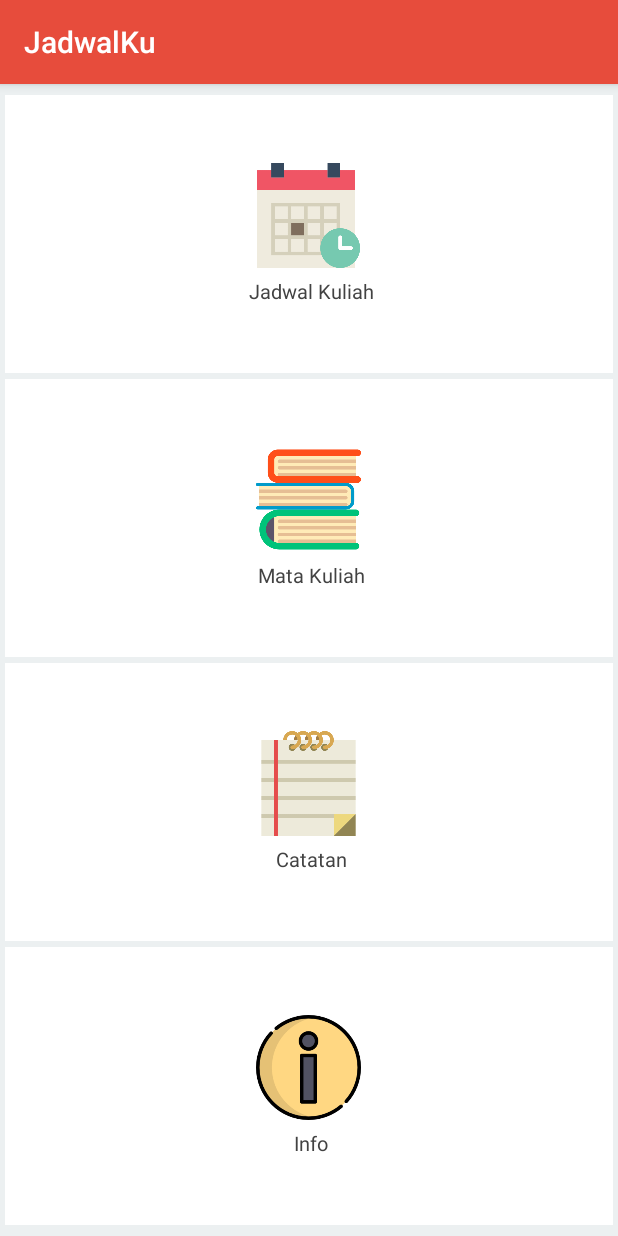
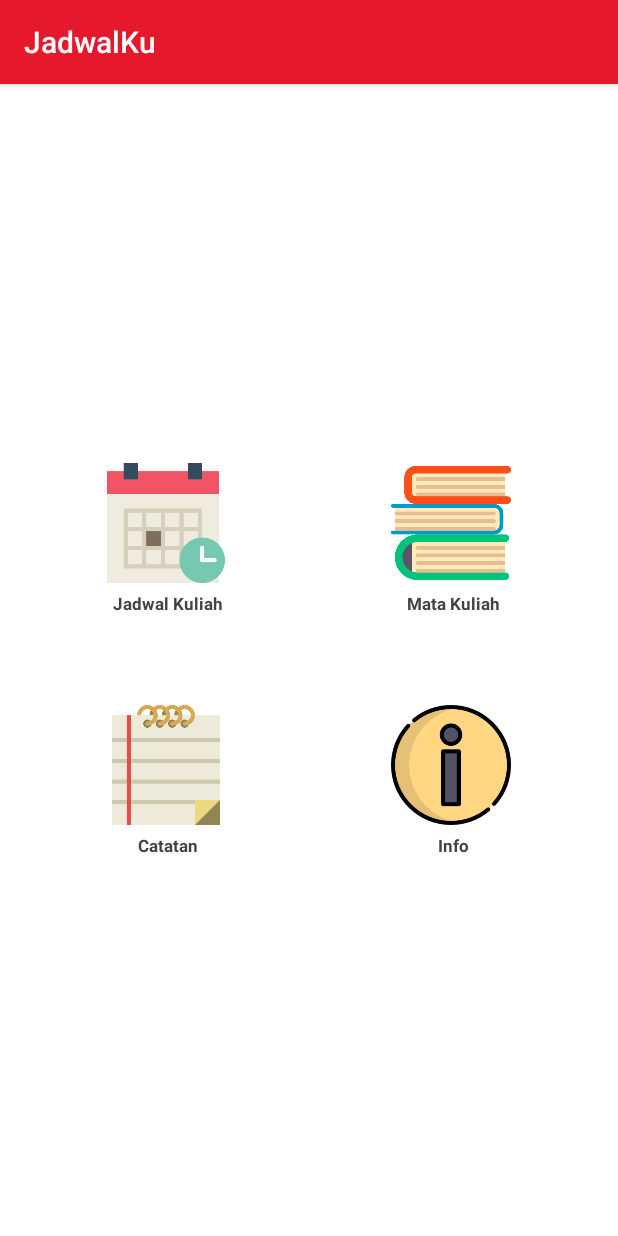
Before and after one commit to fahrirh/JadwalKu, an Android app: the screen it shows after launch (MainActivity), on a phone screen of 412 x 824 dp. Run offline under Robolectric (Android 15) with nearby library versions, the light colour scheme and no system bars.

Commit message:
perbaikan ui

```diff
--- a/app/src/main/java/hasibuan/sabtusore/BuatBiodata.java
+++ b/app/src/main/java/hasibuan/sabtusore/BuatBiodata.java
@@ -95,7 +95,7 @@ public class BuatBiodata extends AppCompatActivity {
         //text6 = (EditText) findViewById(R.id.editText6);
         //text7 = (EditText) findViewById(R.id.editText7);
         ton1 = (Button) findViewById(R.id.button1);
-        ton2 = (Button) findViewById(R.id.button2);
+        //ton2 = (Button) findViewById(R.id.button2);
         ton1.setOnClickListener(new View.OnClickListener() {
             @Override
             public void onClick(View arg0) {
@@ -114,13 +114,13 @@ public class BuatBiodata extends AppCompatActivity {
                 finish();
             }
         })
-        ; ton2.setOnClickListener(new View.OnClickListener() {
+        ; /*ton2.setOnClickListener(new View.OnClickListener() {
             @Override
             public void onClick(View arg0) {
                 // TODO Auto-generated method stub
                 finish();
             }
-        });
+        });*/
     }
 
     ///////////////Sambungan TIMEPICKER
--- a/app/src/main/java/hasibuan/sabtusore/JadwalHarian.java
+++ b/app/src/main/java/hasibuan/sabtusore/JadwalHarian.java
@@ -3,6 +3,7 @@ package hasibuan.sabtusore;
 import android.database.Cursor;
 import android.database.sqlite.SQLiteDatabase;
 import android.os.Bundle;
+import android.support.v7.app.AppCompatActivity;
 import android.view.Menu;
 import android.view.View;
 import android.widget.AdapterView;
@@ -13,7 +14,7 @@ import android.app.Activity;
 import java.util.Calendar;
 
 
-public class JadwalHarian extends Activity {
+public class JadwalHarian extends AppCompatActivity {
     ListView list;
 
     String[] web, web2, web3, web4, web5, web6;
--- a/app/src/main/java/hasibuan/sabtusore/JadwalKuliah.java
+++ b/app/src/main/java/hasibuan/sabtusore/JadwalKuliah.java
@@ -3,6 +3,7 @@ package hasibuan.sabtusore;
 import android.database.Cursor;
 import android.database.sqlite.SQLiteDatabase;
 import android.os.Bundle;
+import android.support.v7.app.AppCompatActivity;
 import android.view.Menu;
 import android.view.View;
 import android.widget.AdapterView;
@@ -11,7 +12,7 @@ import android.widget.Toast;
 import android.app.Activity;
 
 
-public class JadwalKuliah extends Activity {
+public class JadwalKuliah extends AppCompatActivity {
     ListView list;
 
     String[] web, web2, web3, web4, web5, web6;
--- a/app/src/main/res/layout/activity_buat_catatan.xml
+++ b/app/src/main/res/layout/activity_buat_catatan.xml
@@ -70,7 +70,7 @@
 
     <Button
         android:id="@+id/button1"
-        android:layout_width="wrap_content"
+        android:layout_width="match_parent"
         android:layout_height="wrap_content"
         android:layout_alignLeft="@+id/editText2"
         android:layout_alignParentBottom="true"
@@ -79,6 +79,7 @@
         android:background="#E74C3C"/>
 
     <Button
+        android:visibility="gone"
         android:id="@+id/button2"
         android:layout_width="wrap_content"
         android:layout_height="wrap_content"
--- a/app/src/main/res/layout/activity_main.xml
+++ b/app/src/main/res/layout/activity_main.xml
@@ -3,19 +3,19 @@
     xmlns:tools="http://schemas.android.com/tools"
     android:layout_width="match_parent"
     android:layout_height="match_parent"
-    android:background="@color/cloud"
     tools:context="hasibuan.sabtusore.MainActivity"
-    android:orientation="vertical">
+    android:orientation="vertical"
+    android:gravity="center"
+    android:background="@color/white">
 
-    <View
-        android:layout_width="match_parent"
-        android:layout_height="7dp"
-        android:background="@color/cloud"/>
 
     <LinearLayout
+        android:layout_width="match_parent"
+        android:layout_height="wrap_content"
+        android:orientation="horizontal">
+        <LinearLayout
+            android:layout_marginLeft="@dimen/activity_horizontal_margin"
             android:background="@color/white"
-        android:layout_marginLeft="3dp"
-        android:layout_marginRight="3dp"
             android:layout_width="match_parent"
             android:layout_height="wrap_content"
             android:layout_weight="25"
@@ -23,30 +23,23 @@
             android:gravity="center"
             android:id="@+id/buttonLihatjadwal">
             <ImageView
-            android:layout_width="70dp"
-            android:layout_height="70dp"
+                android:layout_width="80dp"
+                android:layout_height="80dp"
                 android:src="@drawable/calendar"
                 android:background="#00000000"
                 android:layout_alignTop="@+id/buttonAlarm" />
             <TextView
+                android:textStyle="bold"
                 android:layout_marginTop="6dp"
                 android:layout_width="wrap_content"
                 android:layout_height="wrap_content"
                 android:text=" Jadwal Kuliah"
                 android:textColor="@color/radablack"
-            android:textSize="13dp"/>
-
+                android:textSize="11dp"/>
         </LinearLayout>
-
-    <View
-        android:layout_width="match_parent"
-        android:layout_height="4dp"
-        android:background="@color/cloud"/>
-
         <LinearLayout
+            android:layout_marginRight="@dimen/activity_horizontal_margin"
             android:background="@color/white"
-        android:layout_marginLeft="3dp"
-        android:layout_marginRight="3dp"
             android:layout_width="match_parent"
             android:layout_height="wrap_content"
             android:orientation="vertical"
@@ -54,28 +47,30 @@
             android:gravity="center"
             android:id="@+id/buttonLihatmk">
             <ImageView
-            android:layout_width="70dp"
-            android:layout_height="70dp"
+                android:layout_width="80dp"
+                android:layout_height="80dp"
                 android:src="@drawable/books"
                 android:background="#00000000" />
             <TextView
+                android:textStyle="bold"
                 android:layout_marginTop="6dp"
                 android:layout_width="wrap_content"
                 android:layout_height="wrap_content"
                 android:text=" Mata Kuliah"
                 android:textColor="@color/radablack"
-            android:textSize="13dp"/>
+                android:textSize="11dp"/>
+        </LinearLayout>
     </LinearLayout>
 
-    <View
-        android:layout_width="match_parent"
-        android:layout_height="4dp"
-        android:background="@color/cloud"/>
 
     <LinearLayout
+        android:layout_marginTop="60dp"
+        android:layout_width="match_parent"
+        android:layout_height="wrap_content"
+        android:orientation="horizontal">
+    <LinearLayout
+        android:layout_marginLeft="@dimen/activity_horizontal_margin"
         android:background="@color/white"
-        android:layout_marginLeft="3dp"
-        android:layout_marginRight="3dp"
         android:gravity="center"
         android:layout_width="match_parent"
         android:layout_height="wrap_content"
@@ -83,28 +78,22 @@
         android:orientation="vertical"
         android:id="@+id/buttonLihatnote">
         <ImageView
-            android:layout_width="70dp"
-            android:layout_height="70dp"
+            android:layout_width="80dp"
+            android:layout_height="80dp"
             android:src="@drawable/note"
             android:background="#00000000"/>
         <TextView
+            android:textStyle="bold"
             android:layout_marginTop="6dp"
             android:layout_width="wrap_content"
             android:layout_height="wrap_content"
             android:text=" Catatan"
             android:textColor="@color/radablack"
-            android:textSize="13dp"/>
+            android:textSize="11dp"/>
     </LinearLayout>
-
-    <View
-        android:layout_width="match_parent"
-        android:layout_height="4dp"
-        android:background="@color/cloud"/>
-
     <LinearLayout
+        android:layout_marginRight="@dimen/activity_horizontal_margin"
         android:background="@color/white"
-        android:layout_marginLeft="3dp"
-        android:layout_marginRight="3dp"
         android:layout_width="match_parent"
         android:layout_height="wrap_content"
         android:orientation="vertical"
@@ -112,23 +101,21 @@
         android:gravity="center"
         android:id="@+id/buttonAlarm">
         <ImageView
-            android:layout_width="70dp"
-            android:layout_height="70dp"
+            android:layout_width="80dp"
+            android:layout_height="80dp"
             android:src="@drawable/infor"
             android:background="#00000000"
             />
         <TextView
+            android:textStyle="bold"
             android:layout_marginTop="6dp"
             android:layout_width="wrap_content"
             android:layout_height="wrap_content"
             android:text=" Info"
             android:textColor="@color/radablack"
-            android:textSize="13dp"/>
+            android:textSize="11dp"/>
+    </LinearLayout>
     </LinearLayout>
 
-    <View
-        android:layout_width="match_parent"
-        android:layout_height="7dp"
-        android:background="@color/cloud"/>
 
 </LinearLayout>
--- a/app/src/main/res/values/styles.xml
+++ b/app/src/main/res/values/styles.xml
@@ -3,9 +3,9 @@
     <!-- Base application theme. -->
     <style name="AppTheme" parent="Base.Theme.AppCompat.Light.DarkActionBar">
         <!-- Customize your theme here. -->
-        <item name="colorPrimary">@color/colorPrimary</item>
-        <item name="colorPrimaryDark">@color/colorPrimary</item>
-        <item name="colorAccent">@color/colorAccent</item>
+        <item name="colorPrimary">@color/alizarin</item>
+        <item name="colorPrimaryDark">@color/alizarin</item>
+        <item name="colorAccent">@color/alizarin</item>
     </style>
 
 </resources>
```
Also changed, not shown: app/src/main/res/layout/activity_buat_biodata.xml (+15 -11 lines), app/src/main/res/layout/activity_info.xml (+13 -8 lines). Lines whose indentation alone changed are shown as unchanged.
